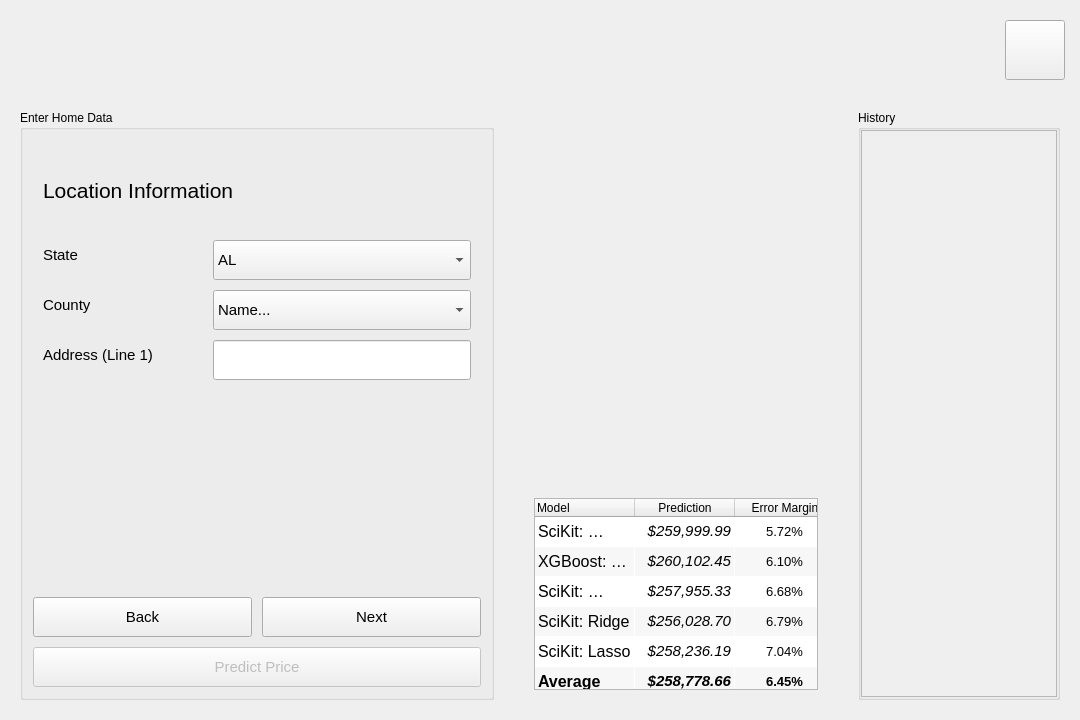
Old version of the form src/widgets/home-value-window.ui in the repository mygarrett38/home-value-prediction.
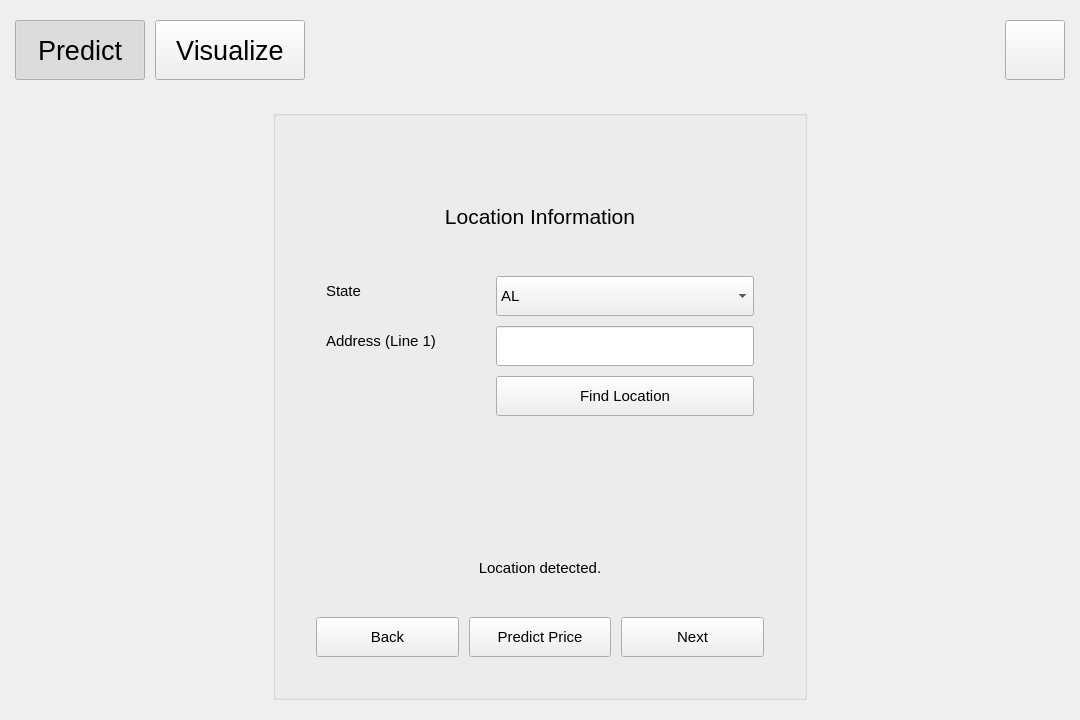
New version of the form. The open tabs and pages were chosen to show the change. Icons and pictures are not drawn. Custom widgets are drawn as their Qt base class.

Commit message: Update UI to accommodate table and model changes

The edit to the form file:
```diff
--- a/src/widgets/home-value-window.ui
+++ b/src/widgets/home-value-window.ui
@@ -56,7 +56,7 @@
         <height>80</height>
        </size>
       </property>
-      <layout class="QHBoxLayout" name="header_layout" stretch="0,0">
+      <layout class="QHBoxLayout" name="header_layout" stretch="0,0,0,0">
        <property name="spacing">
         <number>10</number>
        </property>
@@ -72,6 +72,95 @@
        <property name="bottomMargin">
         <number>5</number>
        </property>
+       <item>
+        <widget class="QPushButton" name="button_predict">
+         <property name="sizePolicy">
+          <sizepolicy hsizetype="Preferred" vsizetype="Fixed">
+           <horstretch>0</horstretch>
+           <verstretch>0</verstretch>
+          </sizepolicy>
+         </property>
+         <property name="minimumSize">
+          <size>
+           <width>130</width>
+           <height>60</height>
+          </size>
+         </property>
+         <property name="maximumSize">
+          <size>
+           <width>16777215</width>
+           <height>60</height>
+          </size>
+         </property>
+         <property name="font">
+          <font>
+           <pointsize>20</pointsize>
+           <bold>false</bold>
+          </font>
+         </property>
+         <property name="cursor">
+          <cursorShape>PointingHandCursor</cursorShape>
+         </property>
+         <property name="styleSheet">
+          <string notr="true">padding: 10px;</string>
+         </property>
+         <property name="text">
+          <string>Predict</string>
+         </property>
+         <property name="checkable">
+          <bool>true</bool>
+         </property>
+         <property name="checked">
+          <bool>true</bool>
+         </property>
+         <property name="flat">
+          <bool>false</bool>
+         </property>
+        </widget>
+       </item>
+       <item>
+        <widget class="QPushButton" name="button_visualize">
+         <property name="sizePolicy">
+          <sizepolicy hsizetype="Preferred" vsizetype="Fixed">
+           <horstretch>0</horstretch>
+           <verstretch>0</verstretch>
+          </sizepolicy>
+         </property>
+         <property name="minimumSize">
+          <size>
+           <width>150</width>
+           <height>60</height>
+          </size>
+         </property>
+         <property name="maximumSize">
+          <size>
+           <width>16777215</width>
+           <height>60</height>
+          </size>
+         </property>
+         <property name="font">
+          <font>
+           <pointsize>20</pointsize>
+           <bold>false</bold>
+          </font>
+         </property>
+         <property name="cursor">
+          <cursorShape>PointingHandCursor</cursorShape>
+         </property>
+         <property name="styleSheet">
+          <string notr="true">padding: 10px;</string>
+         </property>
+         <property name="text">
+          <string>Visualize</string>
+         </property>
+         <property name="checkable">
+          <bool>true</bool>
+         </property>
+         <property name="flat">
+          <bool>false</bool>
+         </property>
+        </widget>
+       </item>
        <item>
         <widget class="Controller" name="controller" native="true">
          <property name="sizePolicy">
@@ -146,8 +235,8 @@
       <property name="currentIndex">
        <number>0</number>
       </property>
-      <widget class="QWidget" name="home_page">
-       <layout class="QHBoxLayout" name="home_layout" stretch="2,3,2">
+      <widget class="QWidget" name="predict_page">
+       <layout class="QHBoxLayout" name="home_layout">
         <property name="spacing">
          <number>30</number>
         </property>
@@ -163,26 +252,36 @@
         <property name="bottomMargin">
          <number>10</number>
         </property>
+        <item>
+         <spacer name="spacer_predict_buttons_1">
+          <property name="orientation">
+           <enum>Qt::Orientation::Horizontal</enum>
+          </property>
+          <property name="sizeHint" stdset="0">
+           <size>
+            <width>40</width>
+            <height>20</height>
+           </size>
+          </property>
+         </spacer>
+        </item>
         <item>
          <widget class="QGroupBox" name="group_data">
-          <property name="title">
-           <string>Enter Home Data</string>
-          </property>
-          <layout class="QVBoxLayout" name="layout_group_data">
+          <layout class="QHBoxLayout" name="layout_group_data">
            <property name="spacing">
-            <number>0</number>
+            <number>10</number>
            </property>
            <property name="leftMargin">
-            <number>0</number>
+            <number>30</number>
            </property>
            <property name="topMargin">
-            <number>0</number>
+            <number>30</number>
            </property>
            <property name="rightMargin">
-            <number>0</number>
+            <number>30</number>
            </property>
            <property name="bottomMargin">
-            <number>0</number>
+            <number>30</number>
            </property>
            <item>
             <layout class="QVBoxLayout" name="home_data_layout" stretch="0,0">
@@ -213,6 +312,9 @@
                </property>
                <widget class="QWidget" name="page_location">
                 <layout class="QFormLayout" name="layout_location">
+                 <property name="labelAlignment">
+                  <set>Qt::AlignmentFlag::AlignLeading|Qt::AlignmentFlag::AlignLeft|Qt::AlignmentFlag::AlignVCenter</set>
+                 </property>
                  <property name="horizontalSpacing">
                   <number>60</number>
                  </property>
@@ -236,13 +338,13 @@
                    <property name="minimumSize">
                     <size>
                      <width>0</width>
-                     <height>80</height>
+                     <height>100</height>
                     </size>
                    </property>
                    <property name="maximumSize">
                     <size>
                      <width>16777215</width>
-                     <height>80</height>
+                     <height>100</height>
                     </size>
                    </property>
                    <property name="font">
@@ -253,9 +355,12 @@
                    <property name="text">
                     <string>Location Information</string>
                    </property>
+                   <property name="alignment">
+                    <set>Qt::AlignmentFlag::AlignCenter</set>
+                   </property>
                   </widget>
                  </item>
-                 <item row="2" column="0">
+                 <item row="1" column="0">
                   <widget class="QLabel" name="label_location_state">
                    <property name="font">
                     <font>
@@ -267,7 +372,7 @@
                    </property>
                   </widget>
                  </item>
-                 <item row="2" column="1">
+                 <item row="1" column="1">
                   <widget class="QComboBox" name="editor_location_state">
                    <property name="minimumSize">
                     <size>
@@ -306,43 +411,7 @@
                    </item>
                   </widget>
                  </item>
-                 <item row="3" column="0">
-                  <widget class="QLabel" name="label_location_county">
-                   <property name="font">
-                    <font>
-                     <pointsize>11</pointsize>
-                    </font>
-                   </property>
-                   <property name="text">
-                    <string>&lt;html&gt;&lt;head/&gt;&lt;body&gt;&lt;p&gt;County&lt;/p&gt;&lt;/body&gt;&lt;/html&gt;</string>
-                   </property>
-                  </widget>
-                 </item>
-                 <item row="3" column="1">
-                  <widget class="QComboBox" name="editor_location_county">
-                   <property name="minimumSize">
-                    <size>
-                     <width>0</width>
-                     <height>40</height>
-                    </size>
-                   </property>
-                   <property name="maximumSize">
-                    <size>
-                     <width>16777215</width>
-                     <height>40</height>
-                    </size>
-                   </property>
-                   <property name="currentIndex">
-                    <number>0</number>
-                   </property>
-                   <item>
-                    <property name="text">
-                     <string>Name...</string>
-                    </property>
-                   </item>
-                  </widget>
-                 </item>
-                 <item row="4" column="0">
+                 <item row="2" column="0">
                   <widget class="QLabel" name="label_location_address">
                    <property name="font">
                     <font>
@@ -354,7 +423,7 @@
                    </property>
                   </widget>
                  </item>
-                 <item row="4" column="1">
+                 <item row="2" column="1">
                   <widget class="QLineEdit" name="editor_location_address">
                    <property name="minimumSize">
                     <size>
@@ -370,8 +439,38 @@
                    </property>
                   </widget>
                  </item>
-                 <item row="5" column="0">
-                  <spacer name="spacer_location">
+                 <item row="3" column="1">
+                  <widget class="QPushButton" name="button_location_generate">
+                   <property name="enabled">
+                    <bool>true</bool>
+                   </property>
+                   <property name="minimumSize">
+                    <size>
+                     <width>120</width>
+                     <height>40</height>
+                    </size>
+                   </property>
+                   <property name="maximumSize">
+                    <size>
+                     <width>16777215</width>
+                     <height>40</height>
+                    </size>
+                   </property>
+                   <property name="font">
+                    <font>
+                     <pointsize>11</pointsize>
+                    </font>
+                   </property>
+                   <property name="cursor">
+                    <cursorShape>PointingHandCursor</cursorShape>
+                   </property>
+                   <property name="text">
+                    <string>Find Location</string>
+                   </property>
+                  </widget>
+                 </item>
+                 <item row="4" column="0" colspan="2">
+                  <spacer name="spacer_page_location">
                    <property name="orientation">
                     <enum>Qt::Orientation::Vertical</enum>
                    </property>
@@ -383,6 +482,21 @@
                    </property>
                   </spacer>
                  </item>
+                 <item row="5" column="0" colspan="2">
+                  <widget class="QLabel" name="label_location_state_2">
+                   <property name="font">
+                    <font>
+                     <pointsize>11</pointsize>
+                    </font>
+                   </property>
+                   <property name="text">
+                    <string>Location detected.</string>
+                   </property>
+                   <property name="alignment">
+                    <set>Qt::AlignmentFlag::AlignCenter</set>
+                   </property>
+                  </widget>
+                 </item>
                 </layout>
                </widget>
                <widget class="QWidget" name="page_property">
@@ -1397,38 +1511,11 @@
               </widget>
              </item>
              <item>
-              <layout class="QGridLayout" name="layout_prediction_buttons">
+              <layout class="QHBoxLayout" name="layout_predict_buttons">
                <property name="spacing">
                 <number>10</number>
                </property>
-               <item row="0" column="1">
-                <widget class="QPushButton" name="button_next">
-                 <property name="minimumSize">
-                  <size>
-                   <width>80</width>
-                   <height>40</height>
-                  </size>
-                 </property>
-                 <property name="maximumSize">
-                  <size>
-                   <width>16777215</width>
-                   <height>40</height>
-                  </size>
-                 </property>
-                 <property name="font">
-                  <font>
-                   <pointsize>11</pointsize>
-                  </font>
-                 </property>
-                 <property name="cursor">
-                  <cursorShape>PointingHandCursor</cursorShape>
-                 </property>
-                 <property name="text">
-                  <string>Next</string>
-                 </property>
-                </widget>
-               </item>
-               <item row="0" column="0">
+               <item>
                 <widget class="QPushButton" name="button_back">
                  <property name="minimumSize">
                   <size>
@@ -1455,14 +1542,14 @@
                  </property>
                 </widget>
                </item>
-               <item row="1" column="0" colspan="2">
-                <widget class="QPushButton" name="button_predict">
+               <item>
+                <widget class="QPushButton" name="button_predict_start">
                  <property name="enabled">
-                  <bool>false</bool>
+                  <bool>true</bool>
                  </property>
                  <property name="minimumSize">
                   <size>
-                   <width>80</width>
+                   <width>120</width>
                    <height>40</height>
                   </size>
                  </property>
@@ -1485,6 +1572,33 @@
                  </property>
                 </widget>
                </item>
+               <item>
+                <widget class="QPushButton" name="button_next">
+                 <property name="minimumSize">
+                  <size>
+                   <width>80</width>
+                   <height>40</height>
+                  </size>
+                 </property>
+                 <property name="maximumSize">
+                  <size>
+                   <width>16777215</width>
+                   <height>40</height>
+                  </size>
+                 </property>
+                 <property name="font">
+                  <font>
+                   <pointsize>11</pointsize>
+                  </font>
+                 </property>
+                 <property name="cursor">
+                  <cursorShape>PointingHandCursor</cursorShape>
+                 </property>
+                 <property name="text">
+                  <string>Next</string>
+                 </property>
+                </widget>
+               </item>
               </layout>
              </item>
             </layout>
@@ -1493,385 +1607,180 @@
          </widget>
         </item>
         <item>
-         <layout class="QVBoxLayout" name="prediction_accuracy_layout" stretch="2,1">
-          <property name="spacing">
-           <number>10</number>
+         <spacer name="spacer_predict_buttons_2">
+          <property name="orientation">
+           <enum>Qt::Orientation::Horizontal</enum>
           </property>
-          <property name="leftMargin">
-           <number>10</number>
+          <property name="sizeHint" stdset="0">
+           <size>
+            <width>40</width>
+            <height>20</height>
+           </size>
           </property>
-          <property name="topMargin">
-           <number>10</number>
+         </spacer>
+        </item>
+       </layout>
+      </widget>
+      <widget class="QWidget" name="visualize_page">
+       <layout class="QHBoxLayout" name="layout_visualize_page" stretch="4,3,2">
+        <property name="spacing">
+         <number>10</number>
+        </property>
+        <property name="leftMargin">
+         <number>10</number>
+        </property>
+        <property name="topMargin">
+         <number>10</number>
+        </property>
+        <property name="rightMargin">
+         <number>10</number>
+        </property>
+        <property name="bottomMargin">
+         <number>10</number>
+        </property>
+        <item>
+         <widget class="GraphDisplay" name="graph" native="true">
+          <property name="styleSheet">
+           <string notr="true">border-radius: 10px;</string>
           </property>
-          <property name="rightMargin">
-           <number>10</number>
+         </widget>
+        </item>
+        <item>
+         <widget class="QTableWidget" name="prediction_table">
+          <property name="sizePolicy">
+           <sizepolicy hsizetype="Expanding" vsizetype="Preferred">
+            <horstretch>0</horstretch>
+            <verstretch>0</verstretch>
+           </sizepolicy>
           </property>
-          <property name="bottomMargin">
-           <number>10</number>
+          <property name="verticalScrollBarPolicy">
+           <enum>Qt::ScrollBarPolicy::ScrollBarAlwaysOff</enum>
           </property>
-          <item>
-           <widget class="GraphDisplay" name="graph" native="true">
-            <property name="styleSheet">
-             <string notr="true">border-radius: 10px;</string>
-            </property>
-           </widget>
+          <property name="horizontalScrollBarPolicy">
+           <enum>Qt::ScrollBarPolicy::ScrollBarAlwaysOff</enum>
+          </property>
+          <property name="editTriggers">
+           <set>QAbstractItemView::EditTrigger::NoEditTriggers</set>
+          </property>
+          <property name="alternatingRowColors">
+           <bool>true</bool>
+          </property>
+          <property name="selectionMode">
+           <enum>QAbstractItemView::SelectionMode::NoSelection</enum>
+          </property>
+          <property name="showGrid">
+           <bool>true</bool>
+          </property>
+          <property name="gridStyle">
+           <enum>Qt::PenStyle::NoPen</enum>
+          </property>
+          <property name="cornerButtonEnabled">
+           <bool>false</bool>
+          </property>
+          <property name="supportedDragActions">
+           <set>Qt::DropAction::IgnoreAction</set>
+          </property>
+          <attribute name="horizontalHeaderMinimumSectionSize">
+           <number>50</number>
+          </attribute>
+          <attribute name="horizontalHeaderHighlightSections">
+           <bool>false</bool>
+          </attribute>
+          <attribute name="horizontalHeaderStretchLastSection">
+           <bool>true</bool>
+          </attribute>
+          <attribute name="verticalHeaderVisible">
+           <bool>false</bool>
+          </attribute>
+          <attribute name="verticalHeaderStretchLastSection">
+           <bool>false</bool>
+          </attribute>
+          <row>
+           <property name="text">
+            <string>123 Johnson St</string>
+           </property>
+          </row>
+          <row>
+           <property name="text">
+            <string>87 University Dr</string>
+           </property>
+          </row>
+          <column>
+           <property name="text">
+            <string>Property</string>
+           </property>
+          </column>
+          <column>
+           <property name="text">
+            <string>Prediction</string>
+           </property>
+          </column>
+          <column>
+           <property name="text">
+            <string>Min</string>
+           </property>
+          </column>
+          <column>
+           <property name="text">
+            <string>Max</string>
+           </property>
+          </column>
+          <column>
+           <property name="text">
+            <string>Budget?</string>
+           </property>
+          </column>
+          <item row="0" column="0">
+           <property name="text">
+            <string>123 Johnson St</string>
+           </property>
           </item>
-          <item>
-           <widget class="QTableWidget" name="prediction_table">
-            <property name="sizePolicy">
-             <sizepolicy hsizetype="Expanding" vsizetype="Minimum">
-              <horstretch>0</horstretch>
-              <verstretch>0</verstretch>
-             </sizepolicy>
-            </property>
-            <property name="verticalScrollBarPolicy">
-             <enum>Qt::ScrollBarPolicy::ScrollBarAlwaysOff</enum>
-            </property>
-            <property name="horizontalScrollBarPolicy">
-             <enum>Qt::ScrollBarPolicy::ScrollBarAlwaysOff</enum>
-            </property>
-            <property name="editTriggers">
-             <set>QAbstractItemView::EditTrigger::NoEditTriggers</set>
-            </property>
-            <property name="alternatingRowColors">
-             <bool>true</bool>
-            </property>
-            <property name="selectionMode">
-             <enum>QAbstractItemView::SelectionMode::NoSelection</enum>
-            </property>
-            <property name="showGrid">
-             <bool>true</bool>
-            </property>
-            <property name="gridStyle">
-             <enum>Qt::PenStyle::NoPen</enum>
-            </property>
-            <property name="cornerButtonEnabled">
-             <bool>false</bool>
-            </property>
-            <property name="supportedDragActions">
-             <set>Qt::DropAction::IgnoreAction</set>
-            </property>
-            <attribute name="horizontalHeaderMinimumSectionSize">
-             <number>100</number>
-            </attribute>
-            <attribute name="horizontalHeaderHighlightSections">
-             <bool>false</bool>
-            </attribute>
-            <attribute name="horizontalHeaderStretchLastSection">
-             <bool>true</bool>
-            </attribute>
-            <attribute name="verticalHeaderVisible">
-             <bool>false</bool>
-            </attribute>
-            <attribute name="verticalHeaderStretchLastSection">
-             <bool>true</bool>
-            </attribute>
-            <row>
-             <property name="text">
-              <string>SciKit: Random Forest</string>
-             </property>
-             <property name="font">
-              <font>
-               <pointsize>12</pointsize>
-              </font>
-             </property>
-            </row>
-            <row>
-             <property name="text">
-              <string>XGBoost: Linear Regression</string>
-             </property>
-             <property name="font">
-              <font>
-               <pointsize>12</pointsize>
-              </font>
-             </property>
-            </row>
-            <row>
-             <property name="text">
-              <string>SciKit: Linear Regression</string>
-             </property>
-             <property name="font">
-              <font>
-               <pointsize>12</pointsize>
-              </font>
-             </property>
-            </row>
-            <row>
-             <property name="text">
-              <string>SciKit: Ridge</string>
-             </property>
-             <property name="font">
-              <font>
-               <pointsize>12</pointsize>
-              </font>
-             </property>
-            </row>
-            <row>
-             <property name="text">
-              <string>SciKit: Lasso</string>
-             </property>
-             <property name="font">
-              <font>
-               <pointsize>12</pointsize>
-              </font>
-             </property>
-            </row>
-            <row>
-             <property name="text">
-              <string>Average</string>
-             </property>
-             <property name="font">
-              <font>
-               <pointsize>12</pointsize>
-              </font>
-             </property>
-            </row>
-            <column>
-             <property name="text">
-              <string>Model</string>
-             </property>
-             <property name="textAlignment">
-              <set>AlignLeading|AlignVCenter</set>
-             </property>
-            </column>
-            <column>
-             <property name="text">
-              <string>Prediction</string>
-             </property>
-            </column>
-            <column>
-             <property name="text">
-              <string>Error Margin</string>
-             </property>
-            </column>
-            <item row="0" column="0">
-             <property name="text">
-              <string>SciKit: Random Forest</string>
-             </property>
-             <property name="font">
-              <font>
-               <pointsize>12</pointsize>
-              </font>
-             </property>
-            </item>
-            <item row="0" column="1">
-             <property name="text">
-              <string>$259,999.99</string>
-             </property>
-             <property name="font">
-              <font>
-               <pointsize>11</pointsize>
-               <italic>true</italic>
-              </font>
-             </property>
-             <property name="textAlignment">
-              <set>AlignTrailing|AlignVCenter</set>
-             </property>
-            </item>
-            <item row="0" column="2">
-             <property name="text">
-              <string>5.72%</string>
-             </property>
-             <property name="font">
-              <font>
-               <pointsize>10</pointsize>
-              </font>
-             </property>
-             <property name="textAlignment">
-              <set>AlignCenter</set>
-             </property>
-            </item>
-            <item row="1" column="0">
-             <property name="text">
-              <string>XGBoost: Linear Regression</string>
-             </property>
-             <property name="font">
-              <font>
-               <pointsize>12</pointsize>
-              </font>
-             </property>
-            </item>
-            <item row="1" column="1">
-             <property name="text">
-              <string>$260,102.45</string>
-             </property>
-             <property name="font">
-              <font>
-               <pointsize>11</pointsize>
-               <italic>true</italic>
-              </font>
-             </property>
-             <property name="textAlignment">
-              <set>AlignTrailing|AlignVCenter</set>
-             </property>
-            </item>
-            <item row="1" column="2">
-             <property name="text">
-              <string>6.10%</string>
-             </property>
-             <property name="font">
-              <font>
-               <pointsize>10</pointsize>
-              </font>
-             </property>
-             <property name="textAlignment">
-              <set>AlignCenter</set>
-             </property>
-            </item>
-            <item row="2" column="0">
-             <property name="text">
-              <string>SciKit: Linear Regression</string>
-             </property>
-             <property name="font">
-              <font>
-               <pointsize>12</pointsize>
-              </font>
-             </property>
-            </item>
-            <item row="2" column="1">
-             <property name="text">
-              <string>$257,955.33</string>
-             </property>
-             <property name="font">
-              <font>
-               <pointsize>11</pointsize>
-               <italic>true</italic>
-              </font>
-             </property>
-             <property name="textAlignment">
-              <set>AlignTrailing|AlignVCenter</set>
-             </property>
-            </item>
-            <item row="2" column="2">
-             <property name="text">
-              <string>6.68%</string>
-             </property>
-             <property name="font">
-              <font>
-               <pointsize>10</pointsize>
-              </font>
-             </property>
-             <property name="textAlignment">
-              <set>AlignCenter</set>
-             </property>
-            </item>
-            <item row="3" column="0">
-             <property name="text">
-              <string>SciKit: Ridge</string>
-             </property>
-             <property name="font">
-              <font>
-               <pointsize>12</pointsize>
-              </font>
-             </property>
-            </item>
-            <item row="3" column="1">
-             <property name="text">
-              <string>$256,028.70</string>
-             </property>
-             <property name="font">
-              <font>
-               <pointsize>11</pointsize>
-               <italic>true</italic>
-              </font>
-             </property>
-             <property name="textAlignment">
-              <set>AlignTrailing|AlignVCenter</set>
-             </property>
-            </item>
-            <item row="3" column="2">
-             <property name="text">
-              <string>6.79%</string>
-             </property>
-             <property name="font">
-              <font>
-               <pointsize>10</pointsize>
-              </font>
-             </property>
-             <property name="textAlignment">
-              <set>AlignCenter</set>
-             </property>
-            </item>
-            <item row="4" column="0">
-             <property name="text">
-              <string>SciKit: Lasso</string>
-             </property>
-             <property name="font">
-              <font>
-               <pointsize>12</pointsize>
-              </font>
-             </property>
-            </item>
-            <item row="4" column="1">
-             <property name="text">
-              <string>$258,236.19</string>
-             </property>
-             <property name="font">
-              <font>
-               <pointsize>11</pointsize>
-               <italic>true</italic>
-              </font>
-             </property>
-             <property name="textAlignment">
-              <set>AlignTrailing|AlignVCenter</set>
-             </property>
-            </item>
-            <item row="4" column="2">
-             <property name="text">
-              <string>7.04%</string>
-             </property>
-             <property name="font">
-              <font>
-               <pointsize>10</pointsize>
-              </font>
-             </property>
-             <property name="textAlignment">
-              <set>AlignCenter</set>
-             </property>
-            </item>
-            <item row="5" column="0">
-             <property name="text">
-              <string>Average</string>
-             </property>
-             <property name="font">
-              <font>
-               <pointsize>12</pointsize>
-               <bold>true</bold>
-              </font>
-             </property>
-            </item>
-            <item row="5" column="1">
-             <property name="text">
-              <string>$258,778.66</string>
-             </property>
-             <property name="font">
-              <font>
-               <pointsize>11</pointsize>
-               <italic>true</italic>
-               <bold>true</bold>
-              </font>
-             </property>
-             <property name="textAlignment">
-              <set>AlignTrailing|AlignVCenter</set>
-             </property>
-            </item>
-            <item row="5" column="2">
-             <property name="text">
-              <string>6.45%</string>
-             </property>
-             <property name="font">
-              <font>
-               <pointsize>10</pointsize>
-               <bold>true</bold>
-              </font>
-             </property>
-             <property name="textAlignment">
-              <set>AlignCenter</set>
-             </property>
-            </item>
-           </widget>
+          <item row="0" column="1">
+           <property name="text">
+            <string>$259,999.99</string>
+           </property>
           </item>
-         </layout>
+          <item row="0" column="2">
+           <property name="text">
+            <string>$231,599.99</string>
+           </property>
+          </item>
+          <item row="0" column="3">
+           <property name="text">
+            <string>$293,199.99</string>
+           </property>
+          </item>
+          <item row="0" column="4">
+           <property name="text">
+            <string>Yes</string>
+           </property>
+          </item>
+          <item row="1" column="0">
+           <property name="text">
+            <string>87 University Dr</string>
+           </property>
+          </item>
+          <item row="1" column="1">
+           <property name="text">
+            <string>$587,399.99</string>
+           </property>
+          </item>
+          <item row="1" column="2">
+           <property name="text">
+            <string>$520,999.99</string>
+           </property>
+          </item>
+          <item row="1" column="3">
+           <property name="text">
+            <string>$662,299.99</string>
+           </property>
+          </item>
+          <item row="1" column="4">
+           <property name="text">
+            <string>No</string>
+           </property>
+          </item>
+         </widget>
         </item>
         <item>
          <widget class="QGroupBox" name="history_group">
```
Left out of the diff: 471 changed lines with no effect on the pictures. The commit also changes 2 other files.
